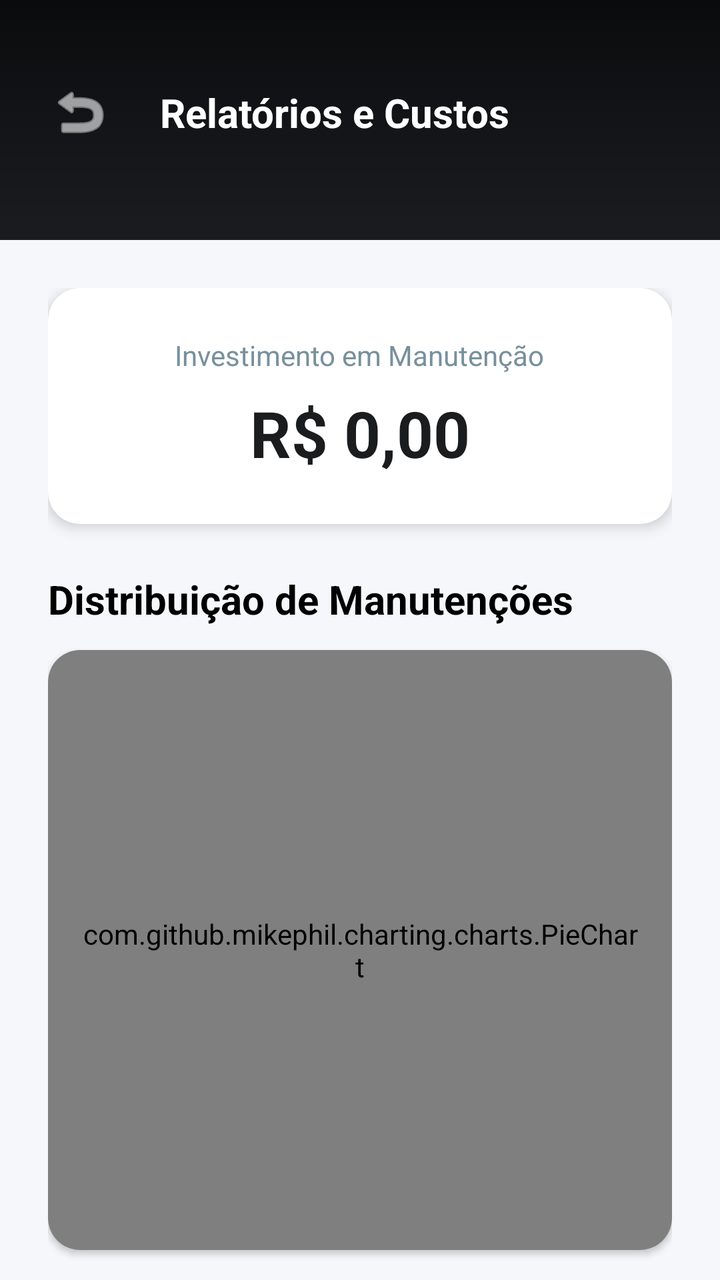
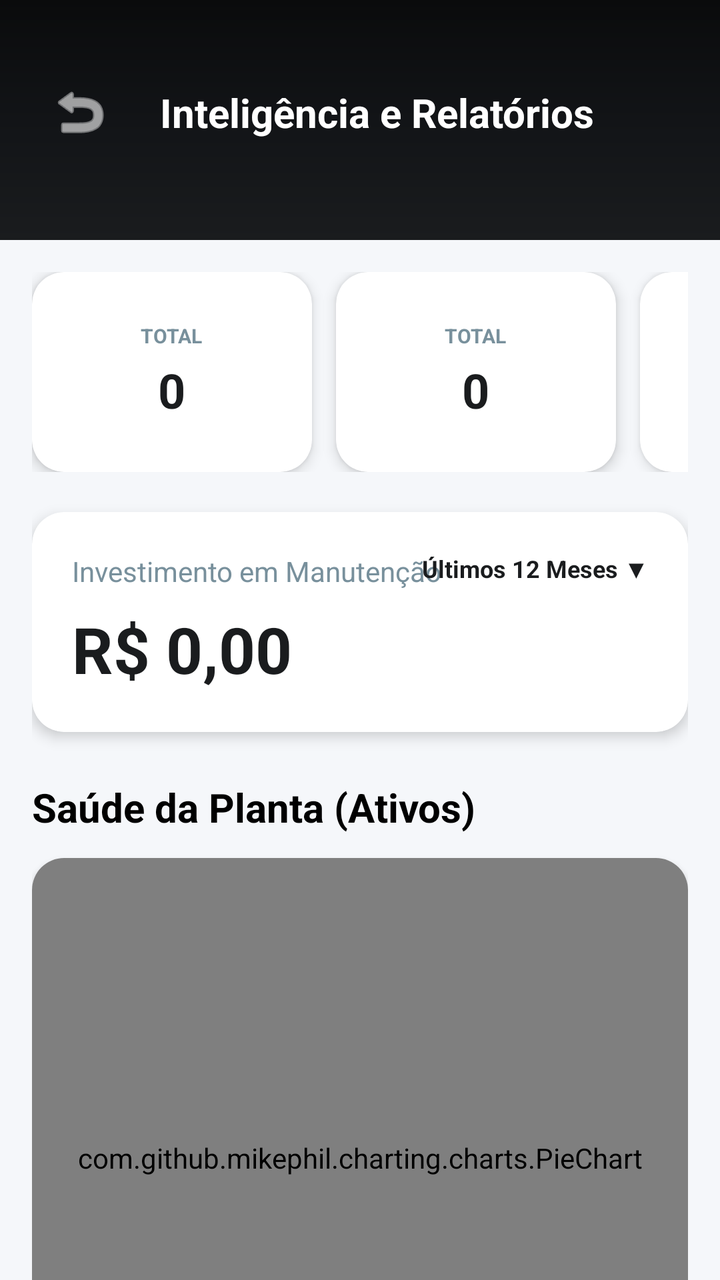

Two renders of the same Android screen: before a commit and after it. Below are the layout's source before the change and the commit's diff.
<!-- AndroidManifest.xml: activity theme AppTheme -->
<!-- res/layout/activity_relatorios.xml -->
<?xml version="1.0" encoding="utf-8"?>
<androidx.constraintlayout.widget.ConstraintLayout xmlns:android="http://schemas.android.com/apk/res/android"
    xmlns:app="http://schemas.android.com/apk/res-auto"
    android:layout_width="match_parent"
    android:layout_height="match_parent"
    android:background="#F5F7FA">

    <View
        android:id="@+id/toolbar_bg"
        android:layout_width="match_parent"
        android:layout_height="120dp"
        android:background="@drawable/background"
        app:layout_constraintTop_toTopOf="parent" />

    <ImageButton
        android:id="@+id/ic_voltar"
        android:layout_width="48dp"
        android:layout_height="48dp"
        android:layout_marginStart="16dp"
        android:layout_marginTop="32dp"
        android:background="?attr/selectableItemBackgroundBorderless"
        android:src="@android:drawable/ic_menu_revert"
        app:tint="@color/white"
        app:layout_constraintStart_toStartOf="parent"
        app:layout_constraintTop_toTopOf="parent" />

    <TextView
        android:layout_width="wrap_content"
        android:layout_height="wrap_content"
        android:layout_marginStart="16dp"
        android:text="Relatórios e Custos"
        android:textColor="@color/white"
        android:textSize="20sp"
        android:textStyle="bold"
        app:layout_constraintBottom_toBottomOf="@id/ic_voltar"
        app:layout_constraintStart_toEndOf="@id/ic_voltar"
        app:layout_constraintTop_toTopOf="@id/ic_voltar" />

    <androidx.core.widget.NestedScrollView
        android:layout_width="match_parent"
        android:layout_height="0dp"
        app:layout_constraintBottom_toBottomOf="parent"
        app:layout_constraintTop_toBottomOf="@id/toolbar_bg">

        <LinearLayout
            android:layout_width="match_parent"
            android:layout_height="wrap_content"
            android:orientation="vertical"
            android:padding="24dp">

            
            <androidx.cardview.widget.CardView
                android:layout_width="match_parent"
                android:layout_height="wrap_content"
                app:cardCornerRadius="16dp"
                app:cardElevation="4dp">
                <LinearLayout
                    android:layout_width="match_parent"
                    android:layout_height="wrap_content"
                    android:orientation="vertical"
                    android:padding="24dp"
                    android:gravity="center">
                    <TextView
                        android:layout_width="wrap_content"
                        android:layout_height="wrap_content"
                        android:text="Investimento em Manutenção"
                        android:textColor="@color/text_secondary"
                        android:textSize="14sp" />
                    <TextView
                        android:id="@+id/txt_custo_total"
                        android:layout_width="wrap_content"
                        android:layout_height="wrap_content"
                        android:layout_marginTop="8dp"
                        android:text="R$ 0,00"
                        android:textColor="@color/azul_imepac"
                        android:textSize="32sp"
                        android:textStyle="bold" />
                </LinearLayout>
            </androidx.cardview.widget.CardView>

            <TextView
                style="@style/SectionTitle"
                android:layout_width="wrap_content"
                android:layout_height="wrap_content"
                android:layout_marginTop="24dp"
                android:text="Distribuição de Manutenções" />

            <androidx.cardview.widget.CardView
                android:layout_width="match_parent"
                android:layout_height="300dp"
                android:layout_marginTop="12dp"
                app:cardCornerRadius="16dp">
                <com.github.mikephil.charting.charts.PieChart
                    android:id="@+id/pie_chart_status"
                    android:layout_width="match_parent"
                    android:layout_height="match_parent"
                    android:padding="16dp" />
            </androidx.cardview.widget.CardView>

            <TextView
                style="@style/SectionTitle"
                android:layout_width="wrap_content"
                android:layout_height="wrap_content"
                android:layout_marginTop="24dp"
                android:text="Custos por Categoria" />

            <androidx.cardview.widget.CardView
                android:layout_width="match_parent"
                android:layout_height="300dp"
                android:layout_marginTop="12dp"
                app:cardCornerRadius="16dp">
                <com.github.mikephil.charting.charts.BarChart
                    android:id="@+id/bar_chart_custos"
                    android:layout_width="match_parent"
                    android:layout_height="match_parent"
                    android:padding="16dp" />
            </androidx.cardview.widget.CardView>

            <View android:layout_width="match_parent" android:layout_height="40dp" />

            <View android:layout_width="match_parent" android:layout_height="40dp" />

        </LinearLayout>
    </androidx.core.widget.NestedScrollView>

</androidx.constraintlayout.widget.ConstraintLayout>
<!-- resources referenced by this layout -->
<resources>
  <color name="azul_imepac">#1A1C1E</color>
  <color name="text_secondary">#78909C</color>
  <color name="white">#FFFFFFFF</color>
  <!-- drawable background (drawable) -->
  <?xml version="1.0" encoding="utf-8"?>
  <shape xmlns:android="http://schemas.android.com/apk/res/android">
      <gradient
          android:startColor="#1A1C1E"
          android:centerColor="#121417"
          android:endColor="#0A0B0C"
          android:angle="90" />
  </shape>
  <style name="SectionTitle">
          <item name="android:layout_width">wrap_content</item>
          <item name="android:layout_height">wrap_content</item>
          <item name="android:textSize">20sp</item>
          <item name="android:textStyle">bold</item>
          <item name="android:textColor">@color/black</item>
      </style>
  <style name="AppTheme" parent="Theme.MaterialComponents.Light.NoActionBar">
          <item name="colorPrimary">@color/primary_dark</item>
          <item name="colorPrimaryDark">@color/primary_surface</item>
          <item name="colorAccent">@color/accent_teal</item>
      </style>
  <color name="black">#FF000000</color>
  <color name="primary_dark">#121417</color>
  <color name="primary_surface">#1A1C1E</color>
  <color name="accent_teal">#00BFA5</color>
</resources>

<!-- the commit's change to res/layout/activity_relatorios.xml (unified diff, before → after) -->
@@ -28,7 +28,7 @@
         android:layout_width="wrap_content"
         android:layout_height="wrap_content"
         android:layout_marginStart="16dp"
-        android:text="Relatórios e Custos"
+        android:text="Inteligência e Relatórios"
         android:textColor="@color/white"
         android:textSize="20sp"
         android:textStyle="bold"
@@ -46,26 +46,62 @@
             android:layout_width="match_parent"
             android:layout_height="wrap_content"
             android:orientation="vertical"
-            android:padding="24dp">
+            android:padding="16dp">
+
+            
+            <HorizontalScrollView
+                android:layout_width="match_parent"
+                android:layout_height="wrap_content"
+                android:scrollbars="none">
+                <LinearLayout
+                    android:layout_width="wrap_content"
+                    android:layout_height="wrap_content"
+                    android:orientation="horizontal"
+                    android:paddingBottom="12dp">
+
+                    <include layout="@layout/card_kpi_small" android:id="@+id/kpi_total_equip" />
+                    <include layout="@layout/card_kpi_small" android:id="@+id/kpi_total_manut" />
+                    <include layout="@layout/card_kpi_small" android:id="@+id/kpi_total_setores" />
+                    <include layout="@layout/card_kpi_small" android:id="@+id/kpi_total_estoque" />
+
+                </LinearLayout>
+            </HorizontalScrollView>
 
             
             <androidx.cardview.widget.CardView
                 android:layout_width="match_parent"
                 android:layout_height="wrap_content"
+                android:layout_marginTop="8dp"
                 app:cardCornerRadius="16dp"
                 app:cardElevation="4dp">
                 <LinearLayout
                     android:layout_width="match_parent"
                     android:layout_height="wrap_content"
                     android:orientation="vertical"
-                    android:padding="24dp"
-                    android:gravity="center">
-                    <TextView
-                        android:layout_width="wrap_content"
-                        android:layout_height="wrap_content"
-                        android:text="Investimento em Manutenção"
-                        android:textColor="@color/text_secondary"
-                        android:textSize="14sp" />
+                    android:padding="20dp">
+
+                    <RelativeLayout
+                        android:layout_width="match_parent"
+                        android:layout_height="wrap_content">
+                        <TextView
+                            android:layout_width="wrap_content"
+                            android:layout_height="wrap_content"
+                            android:text="Investimento em Manutenção"
+                            android:textColor="@color/text_secondary"
+                            android:textSize="14sp" />
+                        <TextView
+                            android:id="@+id/btn_filtro_periodo"
+                            android:layout_width="wrap_content"
+                            android:layout_height="wrap_content"
+                            android:layout_alignParentEnd="true"
+                            android:text="Últimos 12 Meses ▼"
+                            android:textColor="@color/azul_imepac"
+                            android:textStyle="bold"
+                            android:textSize="12sp"
+                            android:clickable="true"
+                            android:focusable="true"/>
+                    </RelativeLayout>
+
                     <TextView
                         android:id="@+id/txt_custo_total"
                         android:layout_width="wrap_content"
@@ -78,12 +114,13 @@
                 </LinearLayout>
             </androidx.cardview.widget.CardView>
 
+            
             <TextView
                 style="@style/SectionTitle"
                 android:layout_width="wrap_content"
                 android:layout_height="wrap_content"
                 android:layout_marginTop="24dp"
-                android:text="Distribuição de Manutenções" />
+                android:text="Saúde da Planta (Ativos)" />
 
             <androidx.cardview.widget.CardView
                 android:layout_width="match_parent"
@@ -97,12 +134,13 @@
                     android:padding="16dp" />
             </androidx.cardview.widget.CardView>
 
+            
             <TextView
                 style="@style/SectionTitle"
                 android:layout_width="wrap_content"
                 android:layout_height="wrap_content"
                 android:layout_marginTop="24dp"
-                android:text="Custos por Categoria" />
+                android:text="Gastos por Categoria" />
 
             <androidx.cardview.widget.CardView
                 android:layout_width="match_parent"
@@ -117,10 +155,45 @@
             </androidx.cardview.widget.CardView>
 
             <View android:layout_width="match_parent" android:layout_height="40dp" />
-
-            <View android:layout_width="match_parent" android:layout_height="40dp" />
-
         </LinearLayout>
     </androidx.core.widget.NestedScrollView>
 
 </androidx.constraintlayout.widget.ConstraintLayout>
+<!-- res/layout/card_kpi_small.xml (included above) -->
+<?xml version="1.0" encoding="utf-8"?>
+<androidx.cardview.widget.CardView xmlns:android="http://schemas.android.com/apk/res/android"
+    xmlns:app="http://schemas.android.com/apk/res-auto"
+    android:layout_width="140dp"
+    android:layout_height="100dp"
+    android:layout_marginEnd="12dp"
+    app:cardCornerRadius="16dp"
+    app:cardElevation="4dp">
+
+    <LinearLayout
+        android:layout_width="match_parent"
+        android:layout_height="match_parent"
+        android:gravity="center"
+        android:orientation="vertical"
+        android:padding="12dp">
+
+        <TextView
+            android:id="@+id/txt_kpi_label"
+            android:layout_width="wrap_content"
+            android:layout_height="wrap_content"
+            android:text="Total"
+            android:textAllCaps="true"
+            android:textColor="@color/text_secondary"
+            android:textSize="10sp"
+            android:textStyle="bold" />
+
+        <TextView
+            android:id="@+id/txt_kpi_value"
+            android:layout_width="wrap_content"
+            android:layout_height="wrap_content"
+            android:layout_marginTop="4dp"
+            android:text="0"
+            android:textColor="@color/azul_imepac"
+            android:textSize="24sp"
+            android:textStyle="bold" />
+    </LinearLayout>
+</androidx.cardview.widget.CardView>
